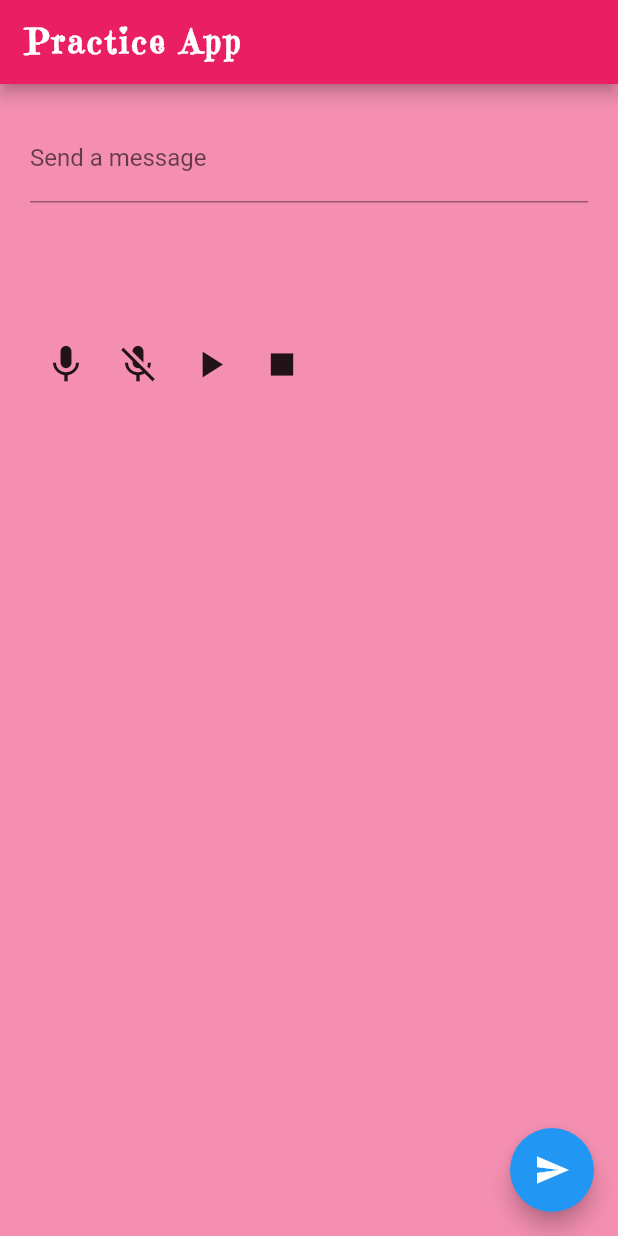
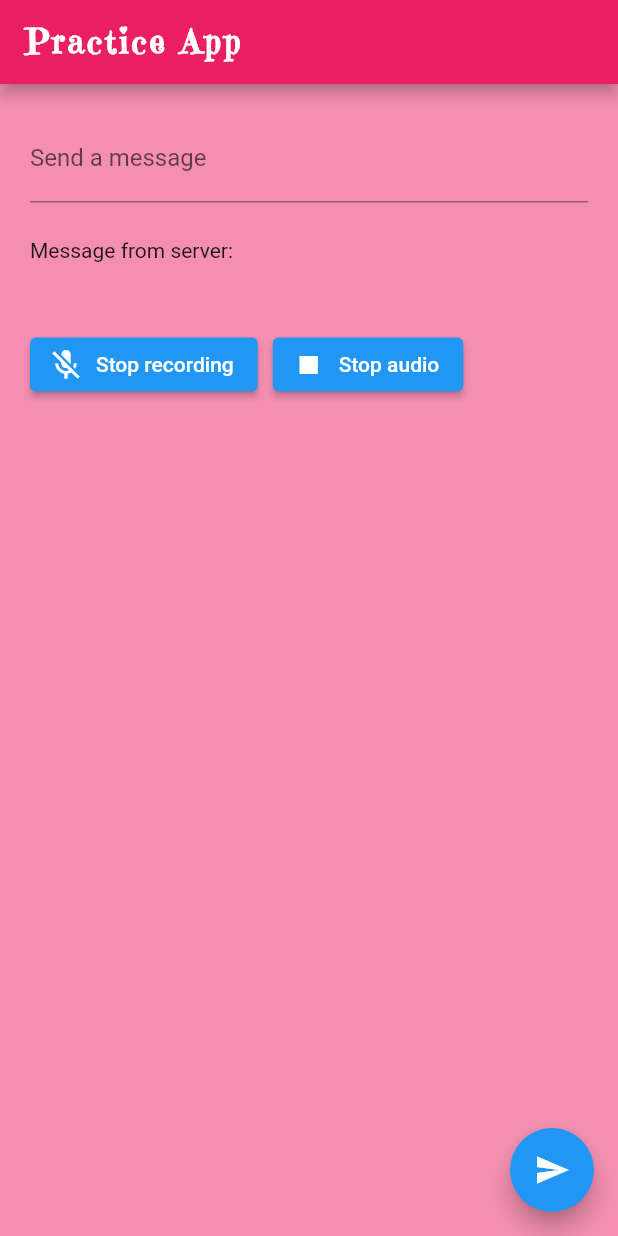
Before and after one commit to bertacsevercan/practice-flutter-app, a Flutter app: the screen it shows after launch, after a tap on the "send" icon, on a phone screen of 412 x 824 dp. Run offline on Flutter 3.47's test engine with Material 2 defaults, Android fonts, the phone set to English and light mode, and no system bars; our stand-ins replace flutter_spinkit; missing offline and left inert: flutter_sound; network calls fail.

Commit message:
add message

```diff
--- a/app/lib/web_socket_demo.dart
+++ b/app/lib/web_socket_demo.dart
@@ -44,9 +44,10 @@ class _WebSocketDemoState extends State<WebSocketDemo> {
             StreamBuilder(
               stream: widget.channel.stream,
               builder: (context, snapshot) {
+                String msg = snapshot.hasData ? '${snapshot.data}' : '';
                 return Padding(
                   padding: const EdgeInsets.symmetric(vertical: 24.0),
-                  child: Text(snapshot.hasData ? '${snapshot.data}' : ''),
+                  child: Text("Message from server: $msg"),
                 );
               },
             ),
@@ -67,7 +68,13 @@ class _WebSocketDemoState extends State<WebSocketDemo> {
 
   void _sendMessage() {
     if (_controller.text.isNotEmpty) {
-      widget.channel.sink.add(_controller.text);
+      try {
+        print("sending...");
+        widget.channel.sink.add(_controller.text);
+        print("sent.");
+      } catch (e) {
+        print("Error: $e");
+      }
     }
   }
 
@@ -110,6 +117,7 @@ class _RecorderState extends State<Recorder> {
 
   Future<void> stopRecorder() async {
     await _myRecorder.stopRecorder();
+    setState(() {});
   }
 
   void play() async {
@@ -133,29 +141,20 @@ class _RecorderState extends State<Recorder> {
   Widget build(BuildContext context) {
     return Row(
       children: [
-        IconButton(
-          onPressed: record,
-          iconSize: 30.0,
-          icon: Icon(Icons.mic),
-          tooltip: "Record",
+        ElevatedButton.icon(
+          onPressed: _myRecorder.isStopped ? record : stopRecorder,
+          label: _myRecorder.isStopped
+              ? Text("Record audio")
+              : Text("Stop recording"),
+          icon: _myRecorder.isStopped ? Icon(Icons.mic) : Icon(Icons.mic_off),
         ),
-        IconButton(
-          onPressed: stopRecorder,
-          iconSize: 30.0,
-          icon: Icon(Icons.mic_off),
-          tooltip: "Stop recording",
+        SizedBox(
+          width: 10.0,
         ),
-        IconButton(
-          onPressed: play,
-          iconSize: 30.0,
-          icon: Icon(Icons.play_arrow),
-          tooltip: "Play",
-        ),
-        IconButton(
-          onPressed: stopPlayer,
-          iconSize: 30.0,
-          icon: Icon(Icons.stop),
-          tooltip: "Stop",
+        ElevatedButton.icon(
+          onPressed: _myPlayer.isStopped ? play : stopPlayer,
+          icon: _myPlayer.isStopped ? Icon(Icons.play_arrow) : Icon(Icons.stop),
+          label: _myPlayer.isStopped ? Text("Play audio") : Text("Stop audio"),
         ),
       ],
     );
```
